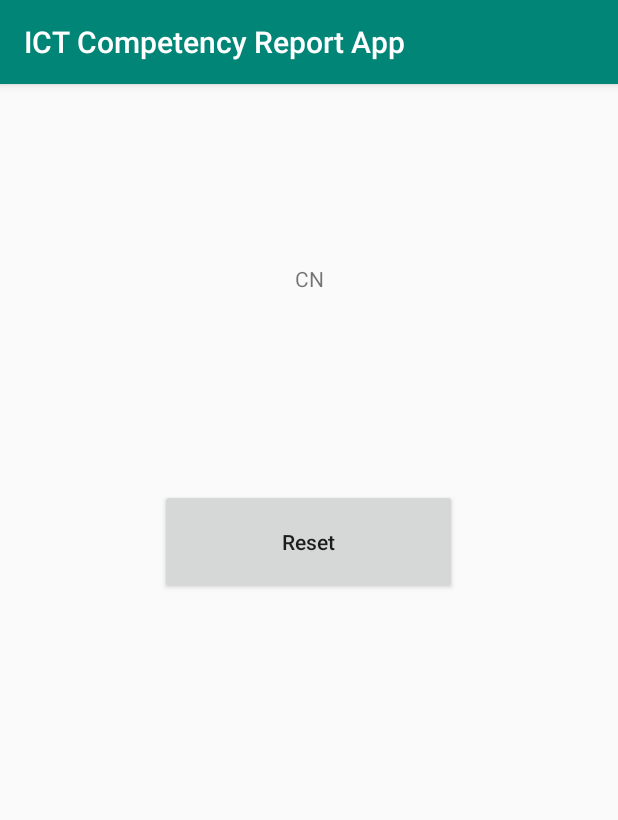
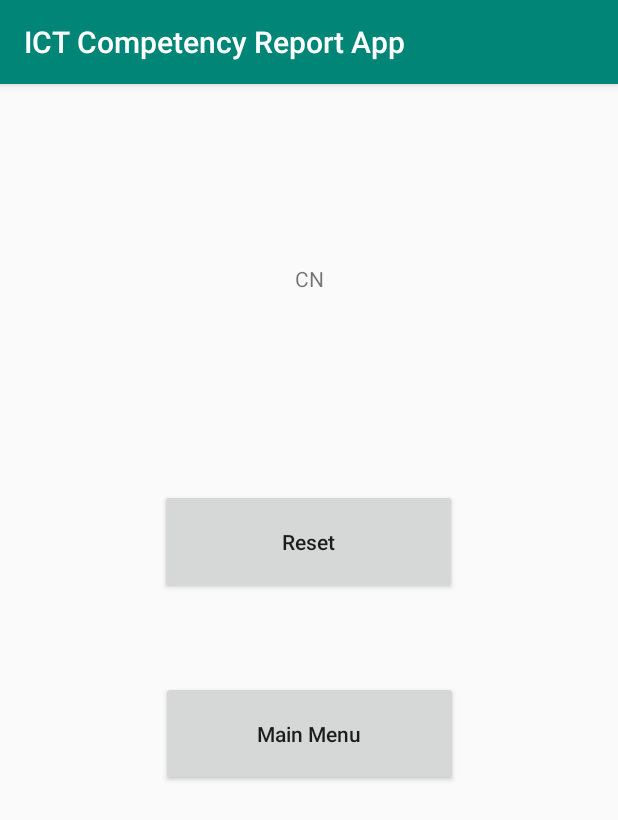
Before and after one commit to Phancisth/Wireless_Class_Project, an Android app: the QuestionareResult screen opened directly, with no data from a screen before it, on a phone screen of 412 x 824 dp. Shown: the top 820 px of the screen. Run offline under Robolectric (Android 15) with nearby library versions, the phone set to English and light mode, and no system bars; our stand-ins replace Firebase (no records; nobody signed in at launch, a user with empty details on screens opened directly); 1 statement that could not run was skipped.

Commit message:
XML fix
Signed-off-by: BuildTools <unconfigured@null.spigotmc.org>

```diff
--- a/app/src/main/res/layout/activity_questionare_result.xml
+++ b/app/src/main/res/layout/activity_questionare_result.xml
@@ -32,4 +32,21 @@
         app:layout_constraintHorizontal_bias="0.497"
         app:layout_constraintStart_toStartOf="parent"
         app:layout_constraintTop_toBottomOf="@+id/TrackResult" />
+
+    <Button
+        android:id="@+id/BackToMain"
+        android:layout_width="198dp"
+        android:layout_height="70dp"
+        android:layout_marginStart="8dp"
+        android:layout_marginTop="8dp"
+        android:layout_marginEnd="8dp"
+        android:layout_marginBottom="300dp"
+        android:onClick="BacktoMain"
+        android:text="@string/BackToMain"
+        android:textAllCaps="false"
+        app:layout_constraintBottom_toBottomOf="parent"
+        app:layout_constraintEnd_toEndOf="parent"
+        app:layout_constraintStart_toStartOf="parent"
+        app:layout_constraintTop_toBottomOf="@+id/TrackResult"
+        app:layout_constraintVertical_bias="1.0" />
 </android.support.constraint.ConstraintLayout>
--- a/app/src/main/res/values/strings.xml
+++ b/app/src/main/res/values/strings.xml
@@ -38,4 +38,5 @@
     <string name="Track4">TrackNumberFour</string>
     <string name="QuestionnaireResult">Latest Questionnaire Result</string>
     <string name="TrackName">Software Engineer</string>
+    <string name="BackToMain">Main Menu</string>
 </resources>
```
Also changed, not shown: app/src/main/res/layout/activity_home.xml (+19 -4 lines), app/src/main/res/layout/activity_preference.xml (+6 -6 lines), 1 other file.
